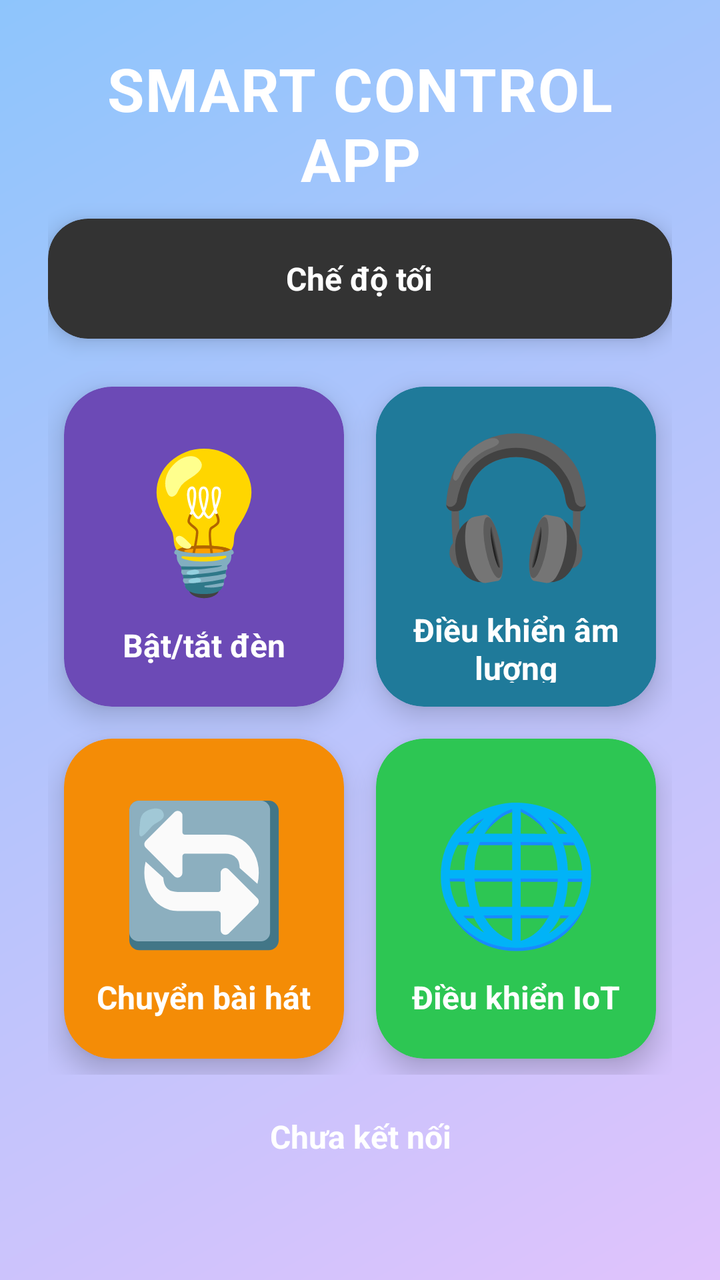
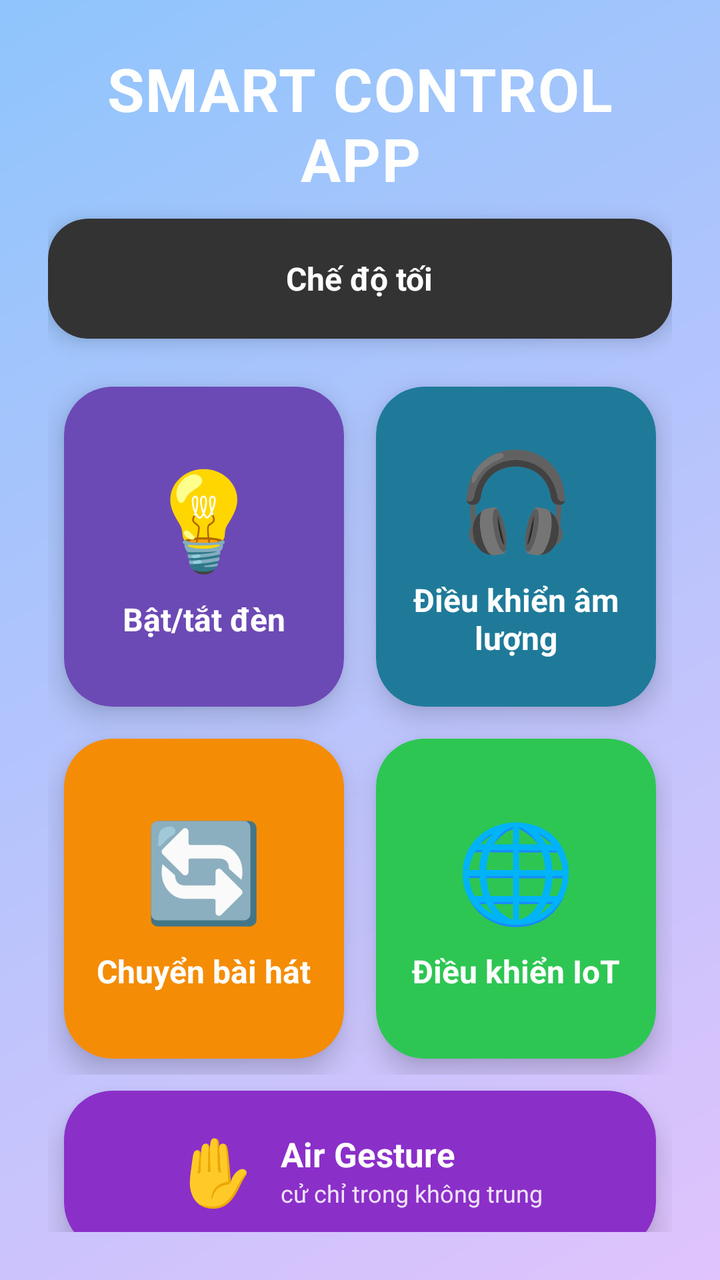

Screens rendered from an Android XML layout before and after an edit, with the pre-edit source and the edit as a unified diff.
<!-- AndroidManifest.xml: application theme Theme.BaiTapQuaTrinh_BT3 -->
<!-- res/layout/activity_main.xml -->
<?xml version="1.0" encoding="utf-8"?>
<LinearLayout xmlns:android="http://schemas.android.com/apk/res/android"
    xmlns:app="http://schemas.android.com/apk/res-auto"
    android:orientation="vertical"
    android:padding="24dp"
    android:background="@drawable/bg_gradient"
    android:layout_width="match_parent"
    android:layout_height="match_parent">

    
    <TextView
        android:text="SMART CONTROL APP"
        android:id="@+id/txtTitle"
        android:textSize="30sp"
        android:textStyle="bold"
        android:textColor="#FFFFFF"
        android:gravity="center"
        android:layout_marginBottom="10dp"
        android:letterSpacing="0.02"
        android:layout_width="match_parent"
        android:layout_height="wrap_content"/>

    <androidx.cardview.widget.CardView
        android:layout_width="match_parent"
        android:layout_height="60dp"
        android:layout_marginBottom="16dp"
        app:cardCornerRadius="20dp"
        app:cardElevation="6dp"
        app:cardBackgroundColor="#333333">

        <LinearLayout
            android:id="@+id/btnDarkMode"
            android:layout_width="match_parent"
            android:layout_height="match_parent"
            android:gravity="center"
            android:orientation="horizontal"
            android:clickable="true"
            android:focusable="true"
            android:foreground="?android:attr/selectableItemBackground">

            <TextView
                android:id="@+id/txtMode"
                android:text="Chế độ tối"
                android:textSize="16sp"
                android:textStyle="bold"
                android:textColor="#FFFFFF"
                android:layout_width="wrap_content"
                android:layout_height="wrap_content"/>
        </LinearLayout>
    </androidx.cardview.widget.CardView>
    
    <GridLayout
        android:columnCount="2"
        android:rowCount="2"
        android:useDefaultMargins="true"
        android:alignmentMode="alignMargins"
        android:layout_width="match_parent"
        android:layout_height="wrap_content">

        
        <androidx.cardview.widget.CardView
            android:layout_width="0dp"
            android:layout_height="160dp"
            android:layout_columnWeight="1"
            android:layout_margin="8dp"
            app:cardCornerRadius="24dp"
            app:cardElevation="8dp"
            app:cardBackgroundColor="#6C4AB6">

            <LinearLayout
                android:orientation="vertical"
                android:gravity="center"
                android:layout_width="match_parent"
                android:layout_height="match_parent"
                android:padding="12dp"
                android:foreground="?attr/selectableItemBackground"
                android:clickable="true"
                android:focusable="true"
                android:id="@+id/btnA">

                <TextView
                    android:text="💡"
                    android:textSize="68sp"
                    android:layout_width="wrap_content"
                    android:layout_height="wrap_content"
                    android:layout_marginBottom="8dp"/>

                <TextView
                    android:text="Bật/tắt đèn"
                    android:textSize="16sp"
                    android:textStyle="bold"
                    android:textColor="#FFFFFF"
                    android:gravity="center"
                    android:layout_width="wrap_content"
                    android:layout_height="wrap_content"/>
            </LinearLayout>
        </androidx.cardview.widget.CardView>

        
        <androidx.cardview.widget.CardView
            android:layout_width="0dp"
            android:layout_height="160dp"
            android:layout_columnWeight="1"
            android:layout_margin="8dp"
            app:cardCornerRadius="24dp"
            app:cardElevation="8dp"
            app:cardBackgroundColor="#1F7A9A">

            <LinearLayout
                android:orientation="vertical"
                android:gravity="center"
                android:layout_width="match_parent"
                android:layout_height="match_parent"
                android:padding="12dp"
                android:foreground="?attr/selectableItemBackground"
                android:clickable="true"
                android:focusable="true"
                android:id="@+id/btnB">

                <TextView
                    android:text="🎧"
                    android:textSize="68sp"
                    android:layout_width="wrap_content"
                    android:layout_height="wrap_content"
                    android:layout_marginBottom="8dp"/>

                <TextView
                    android:text="Điều khiển âm lượng"
                    android:textSize="16sp"
                    android:textStyle="bold"
                    android:textColor="#FFFFFF"
                    android:gravity="center"
                    android:layout_width="wrap_content"
                    android:layout_height="wrap_content"/>
            </LinearLayout>
        </androidx.cardview.widget.CardView>

        
        <androidx.cardview.widget.CardView
            android:layout_width="0dp"
            android:layout_height="160dp"
            android:layout_columnWeight="1"
            android:layout_margin="8dp"
            app:cardCornerRadius="24dp"
            app:cardElevation="8dp"
            app:cardBackgroundColor="#F48C06">

            <LinearLayout
                android:orientation="vertical"
                android:gravity="center"
                android:layout_width="match_parent"
                android:layout_height="match_parent"
                android:padding="12dp"
                android:foreground="?attr/selectableItemBackground"
                android:clickable="true"
                android:focusable="true"
                android:id="@+id/btnC">

                <TextView
                    android:text="🔄"
                    android:textSize="68sp"
                    android:layout_width="wrap_content"
                    android:layout_height="wrap_content"
                    android:layout_marginBottom="8dp"/>

                <TextView
                    android:text="Chuyển bài hát"
                    android:textSize="16sp"
                    android:textStyle="bold"
                    android:textColor="#FFFFFF"
                    android:gravity="center"
                    android:layout_width="wrap_content"
                    android:layout_height="wrap_content"/>
            </LinearLayout>
        </androidx.cardview.widget.CardView>

        
        <androidx.cardview.widget.CardView
            android:layout_width="0dp"
            android:layout_height="160dp"
            android:layout_columnWeight="1"
            android:layout_margin="8dp"
            app:cardCornerRadius="24dp"
            app:cardElevation="8dp"
            app:cardBackgroundColor="#2DC653">

            <LinearLayout
                android:orientation="vertical"
                android:gravity="center"
                android:layout_width="match_parent"
                android:layout_height="match_parent"
                android:padding="12dp"
                android:foreground="?attr/selectableItemBackground"
                android:clickable="true"
                android:focusable="true"
                android:id="@+id/btnD">

                <TextView
                    android:text="🌐"
                    android:textSize="68sp"
                    android:layout_width="wrap_content"
                    android:layout_height="wrap_content"
                    android:layout_marginBottom="8dp"/>

                <TextView
                    android:text="Điều khiển IoT"
                    android:textSize="16sp"
                    android:textStyle="bold"
                    android:textColor="#FFFFFF"
                    android:gravity="center"
                    android:layout_width="wrap_content"
                    android:layout_height="wrap_content"/>
            </LinearLayout>
        </androidx.cardview.widget.CardView>

    </GridLayout>
    <TextView
        android:id="@+id/txtStatus"
        android:layout_width="match_parent"
        android:layout_height="wrap_content"
        android:text="Chưa kết nối"
        android:textSize="16sp"
        android:textStyle="bold"
        android:textColor="#FFFFFF"
        android:gravity="center"
        android:layout_marginTop="20dp"/>

</LinearLayout>
<!-- resources referenced by this layout -->
<resources>
  <!-- drawable bg_gradient (drawable) -->
  <shape xmlns:android="http://schemas.android.com/apk/res/android">
      <gradient
          android:startColor="#E0C3FC"
          android:endColor="#8EC5FC"
          android:angle="135"/>
  </shape>
  <style name="Theme.BaiTapQuaTrinh_BT3" parent="Base.Theme.BaiTapQuaTrinh_BT3" />
  <style name="Base.Theme.BaiTapQuaTrinh_BT3" parent="Theme.Material3.DayNight.NoActionBar">
          
          
      </style>
</resources>

<!-- the commit's change to res/layout/activity_main.xml (unified diff, before → after) -->
@@ -9,8 +9,8 @@
 
     
     <TextView
+        android:id="@+id/txtTitle"
         android:text="SMART CONTROL APP"
-        android:id="@+id/txtTitle"
         android:textSize="30sp"
         android:textStyle="bold"
         android:textColor="#FFFFFF"
@@ -20,6 +20,7 @@
         android:layout_width="match_parent"
         android:layout_height="wrap_content"/>
 
+    
     <androidx.cardview.widget.CardView
         android:layout_width="match_parent"
         android:layout_height="60dp"
@@ -48,6 +49,7 @@
                 android:layout_height="wrap_content"/>
         </LinearLayout>
     </androidx.cardview.widget.CardView>
+
     
     <GridLayout
         android:columnCount="2"
@@ -68,19 +70,19 @@
             app:cardBackgroundColor="#6C4AB6">
 
             <LinearLayout
-                android:orientation="vertical"
-                android:gravity="center"
-                android:layout_width="match_parent"
-                android:layout_height="match_parent"
-                android:padding="12dp"
-                android:foreground="?attr/selectableItemBackground"
-                android:clickable="true"
-                android:focusable="true"
-                android:id="@+id/btnA">
+                android:id="@+id/btnA"
+                android:orientation="vertical"
+                android:gravity="center"
+                android:layout_width="match_parent"
+                android:layout_height="match_parent"
+                android:padding="12dp"
+                android:foreground="?attr/selectableItemBackground"
+                android:clickable="true"
+                android:focusable="true">
 
                 <TextView
                     android:text="💡"
-                    android:textSize="68sp"
+                    android:textSize="48sp"
                     android:layout_width="wrap_content"
                     android:layout_height="wrap_content"
                     android:layout_marginBottom="8dp"/>
@@ -107,19 +109,19 @@
             app:cardBackgroundColor="#1F7A9A">
 
             <LinearLayout
-                android:orientation="vertical"
-                android:gravity="center"
-                android:layout_width="match_parent"
-                android:layout_height="match_parent"
-                android:padding="12dp"
-                android:foreground="?attr/selectableItemBackground"
-                android:clickable="true"
-                android:focusable="true"
-                android:id="@+id/btnB">
+                android:id="@+id/btnB"
+                android:orientation="vertical"
+                android:gravity="center"
+                android:layout_width="match_parent"
+                android:layout_height="match_parent"
+                android:padding="12dp"
+                android:foreground="?attr/selectableItemBackground"
+                android:clickable="true"
+                android:focusable="true">
 
                 <TextView
                     android:text="🎧"
-                    android:textSize="68sp"
+                    android:textSize="48sp"
                     android:layout_width="wrap_content"
                     android:layout_height="wrap_content"
                     android:layout_marginBottom="8dp"/>
@@ -146,19 +148,19 @@
             app:cardBackgroundColor="#F48C06">
 
             <LinearLayout
-                android:orientation="vertical"
-                android:gravity="center"
-                android:layout_width="match_parent"
-                android:layout_height="match_parent"
-                android:padding="12dp"
-                android:foreground="?attr/selectableItemBackground"
-                android:clickable="true"
-                android:focusable="true"
-                android:id="@+id/btnC">
+                android:id="@+id/btnC"
+                android:orientation="vertical"
+                android:gravity="center"
+                android:layout_width="match_parent"
+                android:layout_height="match_parent"
+                android:padding="12dp"
+                android:foreground="?attr/selectableItemBackground"
+                android:clickable="true"
+                android:focusable="true">
 
                 <TextView
                     android:text="🔄"
-                    android:textSize="68sp"
+                    android:textSize="48sp"
                     android:layout_width="wrap_content"
                     android:layout_height="wrap_content"
                     android:layout_marginBottom="8dp"/>
@@ -185,19 +187,19 @@
             app:cardBackgroundColor="#2DC653">
 
             <LinearLayout
-                android:orientation="vertical"
-                android:gravity="center"
-                android:layout_width="match_parent"
-                android:layout_height="match_parent"
-                android:padding="12dp"
-                android:foreground="?attr/selectableItemBackground"
-                android:clickable="true"
-                android:focusable="true"
-                android:id="@+id/btnD">
+                android:id="@+id/btnD"
+                android:orientation="vertical"
+                android:gravity="center"
+                android:layout_width="match_parent"
+                android:layout_height="match_parent"
+                android:padding="12dp"
+                android:foreground="?attr/selectableItemBackground"
+                android:clickable="true"
+                android:focusable="true">
 
                 <TextView
                     android:text="🌐"
-                    android:textSize="68sp"
+                    android:textSize="48sp"
                     android:layout_width="wrap_content"
                     android:layout_height="wrap_content"
                     android:layout_marginBottom="8dp"/>
@@ -214,6 +216,58 @@
         </androidx.cardview.widget.CardView>
 
     </GridLayout>
+
+    
+    <androidx.cardview.widget.CardView
+        android:layout_width="match_parent"
+        android:layout_height="80dp"
+        android:layout_marginTop="8dp"
+        android:layout_marginHorizontal="8dp"
+        app:cardCornerRadius="24dp"
+        app:cardElevation="8dp"
+        app:cardBackgroundColor="#8B2FC9">
+
+        <LinearLayout
+            android:id="@+id/btnE"
+            android:orientation="horizontal"
+            android:gravity="center"
+            android:layout_width="match_parent"
+            android:layout_height="match_parent"
+            android:padding="12dp"
+            android:foreground="?attr/selectableItemBackground"
+            android:clickable="true"
+            android:focusable="true">
+
+            <TextView
+                android:text="✋"
+                android:textSize="32sp"
+                android:layout_width="wrap_content"
+                android:layout_height="wrap_content"
+                android:layout_marginEnd="12dp"/>
+
+            <LinearLayout
+                android:orientation="vertical"
+                android:layout_width="wrap_content"
+                android:layout_height="wrap_content">
+
+                <TextView
+                    android:text="Air Gesture"
+                    android:textSize="17sp"
+                    android:textStyle="bold"
+                    android:textColor="#FFFFFF"
+                    android:layout_width="wrap_content"
+                    android:layout_height="wrap_content"/>
+
+                <TextView
+                    android:text="cử chỉ trong không trung"
+                    android:textSize="12sp"
+                    android:textColor="#DDFFFFFF"
+                    android:layout_width="wrap_content"
+                    android:layout_height="wrap_content"/>
+            </LinearLayout>
+        </LinearLayout>
+    </androidx.cardview.widget.CardView>
+
     <TextView
         android:id="@+id/txtStatus"
         android:layout_width="match_parent"
@@ -223,6 +277,6 @@
         android:textStyle="bold"
         android:textColor="#FFFFFF"
         android:gravity="center"
-        android:layout_marginTop="20dp"/>
+        android:layout_marginTop="16dp"/>
 
 </LinearLayout>
